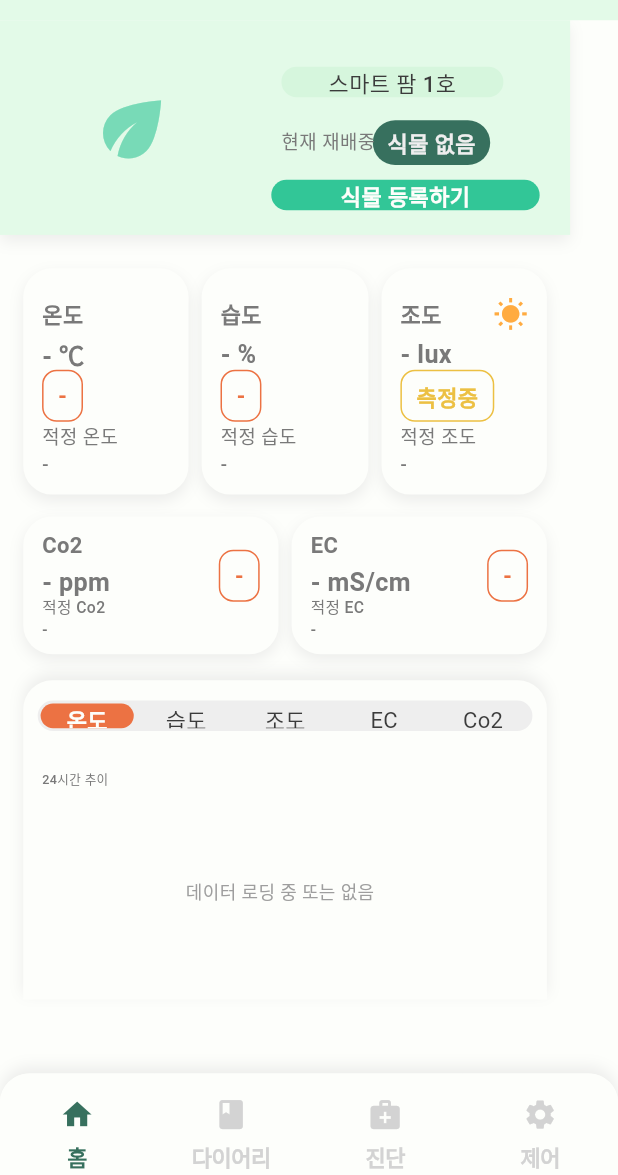
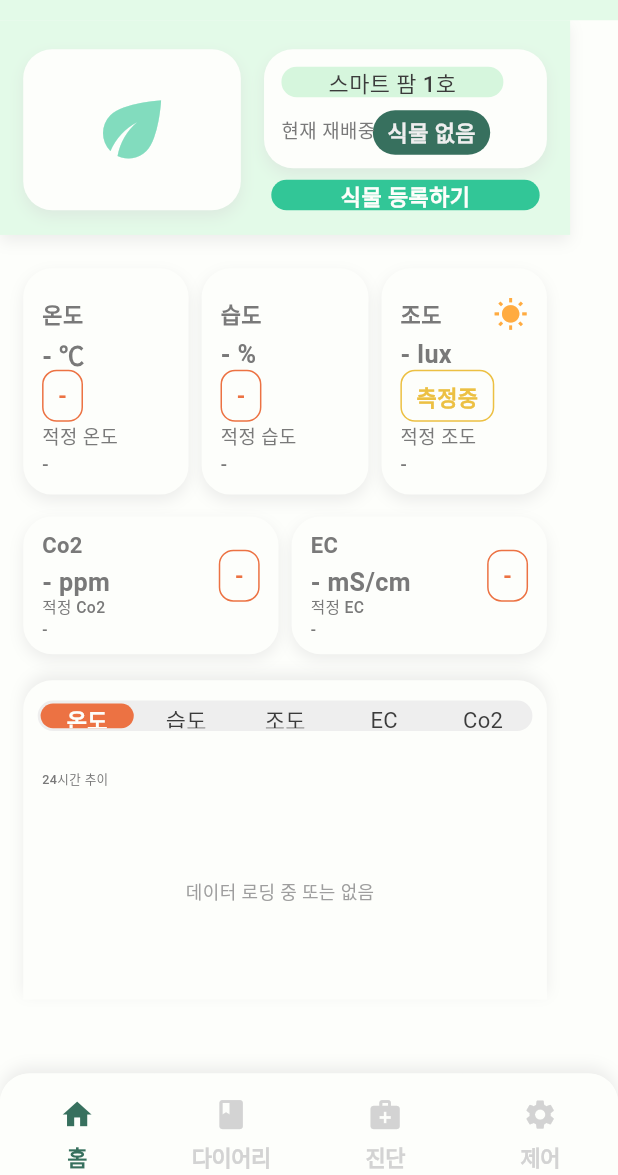
Before and after one commit to wasabi2342/MaumAI_Project, a Flutter app: the HomeScreen screen opened by its route, on a phone screen of 412 x 824 dp, the part 61-1236 px from its top. Run offline on Flutter 3.47's test engine with Material 3 defaults, Android fonts, the phone set to English and light mode, and no system bars; our stand-ins replace cached_network_image, fl_chart, flutter_svg, image_picker; accounts and stored records are empty; Roboto replaces fonts that are missing (Pretendard).

Commit message:
Update home_screen.dart

```diff
--- a/lib/presentation/home_screen/home_screen.dart
+++ b/lib/presentation/home_screen/home_screen.dart
@@ -443,14 +443,24 @@ class _HomeScreenState extends State<HomeScreen> {
                   ),
                 ),
 
-                // 2. 왼쪽 식물 이미지
+                // 2. 왼쪽 식물 이미지 (흰색 배경 박스 추가)
                 Positioned(
                   left: 16.h,
                   top: 20.h,
                   child: Container(
                     width: 150.h,
                     height: 111.h,
-                    decoration: BoxDecoration(borderRadius: BorderRadius.circular(20.h)),
+                    decoration: BoxDecoration(
+                      color: Color(0xFFFDFEFB), // 흰색 배경
+                      borderRadius: BorderRadius.circular(20.h),
+                      boxShadow: [
+                        BoxShadow(
+                          color: Color(0x66D3D3D3),
+                          blurRadius: 8.h,
+                          offset: Offset(0, 4.h),
+                        ),
+                      ],
+                    ),
                     child: Center(
                       child: Opacity(
                         opacity: 0.60,
@@ -460,13 +470,24 @@ class _HomeScreenState extends State<HomeScreen> {
                   ),
                 ),
 
-                // 3. 기기 정보
+                // 3. 기기 정보 (흰색 배경 박스 추가)
                 Positioned(
                   left: 182.h,
                   top: 20.h,
                   child: Container(
                     width: 195.h,
                     height: 82.h,
+                    decoration: BoxDecoration(
+                      color: Color(0xFFFDFEFB), // 흰색 배경
+                      borderRadius: BorderRadius.circular(20.h),
+                      boxShadow: [
+                        BoxShadow(
+                          color: Color(0x66D3D3D3),
+                          blurRadius: 8.h,
+                          offset: Offset(0, 4.h),
+                        ),
+                      ],
+                    ),
                     child: Stack(
                       children: [
                         Positioned(
@@ -495,7 +516,7 @@ class _HomeScreenState extends State<HomeScreen> {
                         ),
                         Positioned(
                           left: 75.h,
-                          top: 49.h,
+                          top: 42.h,
                           child: Container(
                             padding: EdgeInsets.symmetric(horizontal: 10.h, vertical: 4.h),
                             decoration: BoxDecoration(
@@ -515,7 +536,7 @@ class _HomeScreenState extends State<HomeScreen> {
                         ),
                         Positioned(
                           left: 12.h,
-                          top: 54.h,
+                          top: 47.h,
                           child: Text(
                             '현재 재배중',
                             style: TextStyle(
@@ -610,7 +631,7 @@ class _HomeScreenState extends State<HomeScreen> {
                   ),
                 ),
 
-                // 8. Co2 카드 [수정] 높이 증가 (75 -> 95)
+                // 8. Co2 카드
                 Positioned(
                   left: 16.h,
                   top: 342.h,
@@ -626,7 +647,7 @@ class _HomeScreenState extends State<HomeScreen> {
                   ),
                 ),
 
-                // 9. EC 카드 [수정] 높이 증가 (75 -> 95)
+                // 9. EC 카드
                 Positioned(
                   left: 201.h,
                   top: 342.h,
@@ -642,10 +663,10 @@ class _HomeScreenState extends State<HomeScreen> {
                   ),
                 ),
 
-                // 10. 24시간 추이 그래프 [수정] top 위치 조정 (429 -> 455)
+                // 10. 24시간 추이 그래프
                 Positioned(
                   left: 16.h,
-                  top: 455.h, // 카드가 길어진 만큼 아래로 내림
+                  top: 455.h,
                   child: Container(
                     width: 361.h,
                     height: 220.h,
```
